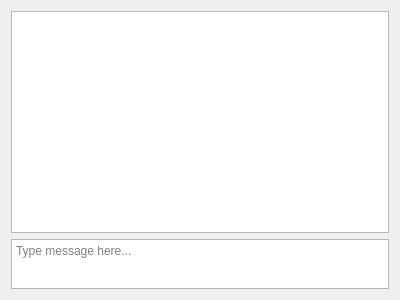
alexcoy257/lrnet, file src/rehearsalchef/chatform.ui: the form before one commit.
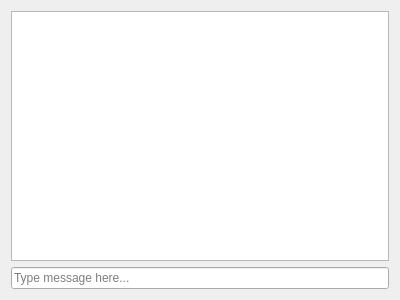
The form after the commit.

Commit message: Chat functionality added

The edit to the form file:
```diff
--- a/src/rehearsalchef/chatform.ui
+++ b/src/rehearsalchef/chatform.ui
@@ -15,36 +15,22 @@
   </property>
   <layout class="QVBoxLayout" name="verticalLayout">
    <item>
-    <widget class="QTableView" name="messageLog">
-     <property name="horizontalScrollBarPolicy">
-      <enum>Qt::ScrollBarAlwaysOff</enum>
-     </property>
-     <property name="editTriggers">
-      <set>QAbstractItemView::AnyKeyPressed|QAbstractItemView::DoubleClicked</set>
-     </property>
-     <property name="dragDropOverwriteMode">
-      <bool>false</bool>
+    <layout class="QVBoxLayout" name="chatLayout">
+     <item>
+      <widget class="QTextEdit" name="messageLog">
+       <property name="readOnly">
+        <bool>true</bool>
      </property>
     </widget>
    </item>
    <item>
-    <widget class="QPlainTextEdit" name="messageToSend">
-     <property name="sizePolicy">
-      <sizepolicy hsizetype="Expanding" vsizetype="Maximum">
-       <horstretch>0</horstretch>
-       <verstretch>0</verstretch>
-      </sizepolicy>
-     </property>
-     <property name="maximumSize">
-      <size>
-       <width>16777215</width>
-       <height>50</height>
-      </size>
-     </property>
+      <widget class="QLineEdit" name="messageToSend">
      <property name="placeholderText">
       <string>Type message here...</string>
      </property>
     </widget>
+     </item>
+    </layout>
    </item>
   </layout>
  </widget>
```
Lines whose indentation alone changed are shown as unchanged. The commit also changes 14 other files.
